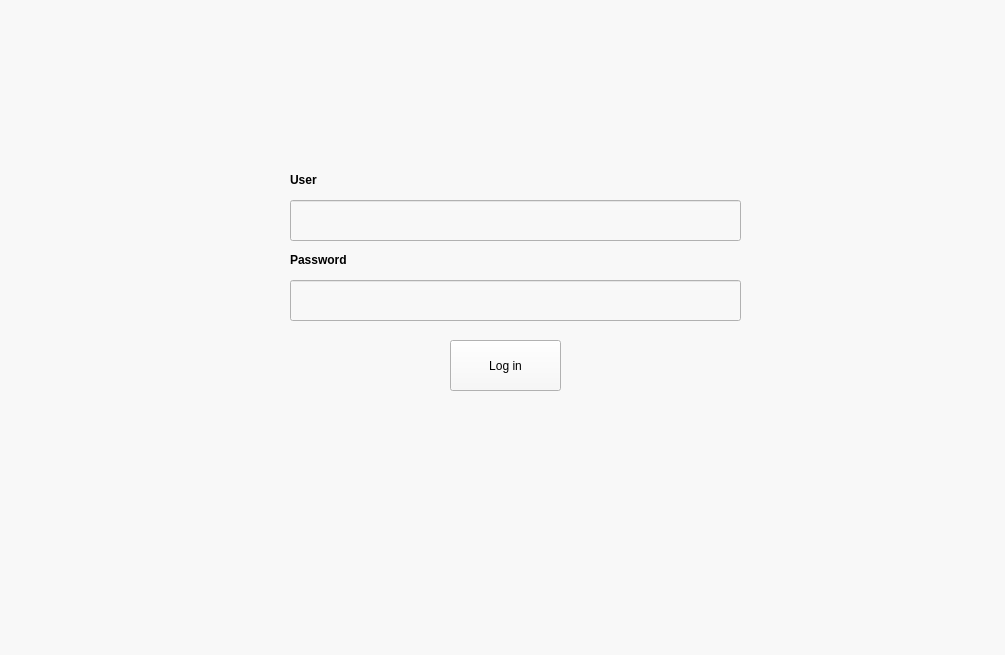
The window that QT/login.ui (LuciaCG/Bluebird) describes before a commit, drawn with Qt 5.
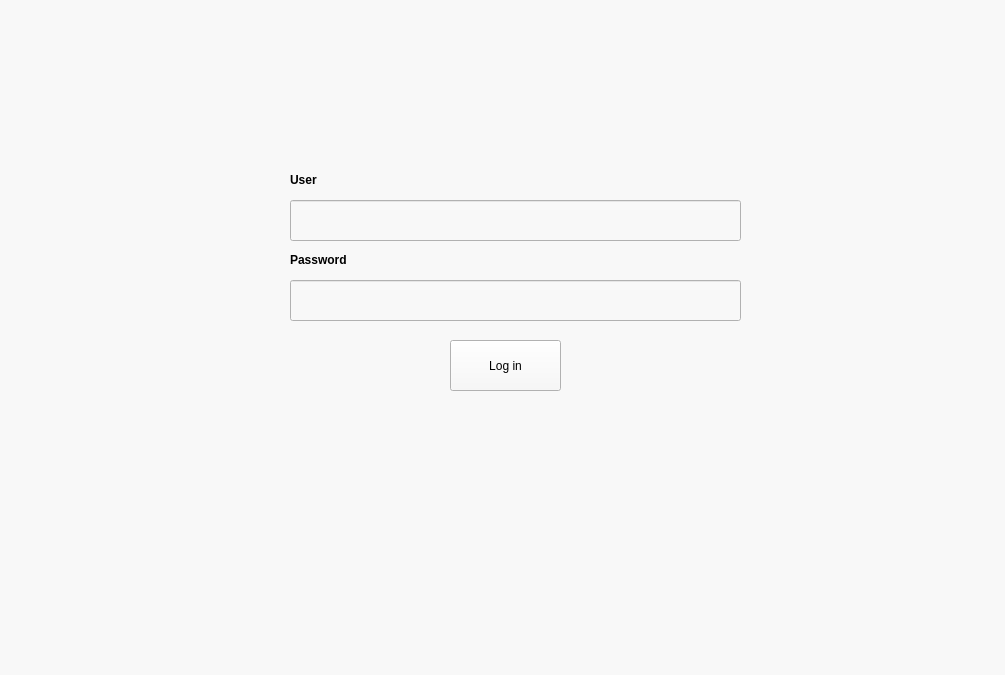
The same window after the commit.

What changed in the file:
```diff
--- a/QT/login.ui
+++ b/QT/login.ui
@@ -7,7 +7,7 @@
     <x>0</x>
     <y>0</y>
     <width>1005</width>
-    <height>655</height>
+    <height>675</height>
    </rect>
   </property>
   <property name="focusPolicy">
```
